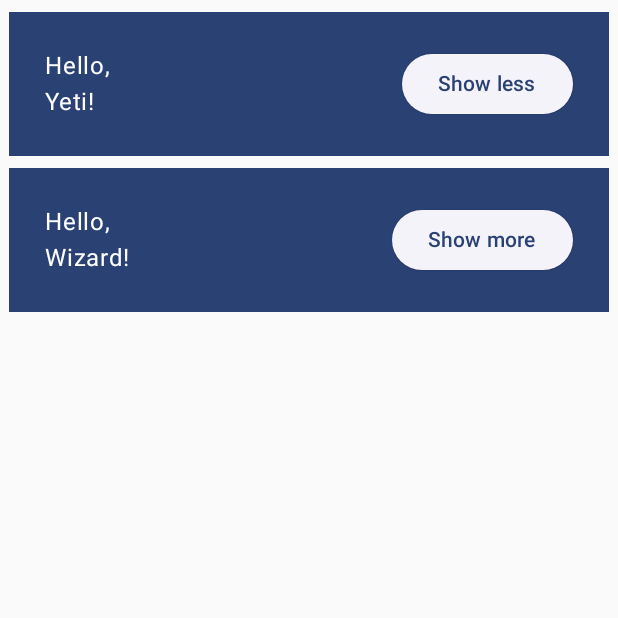
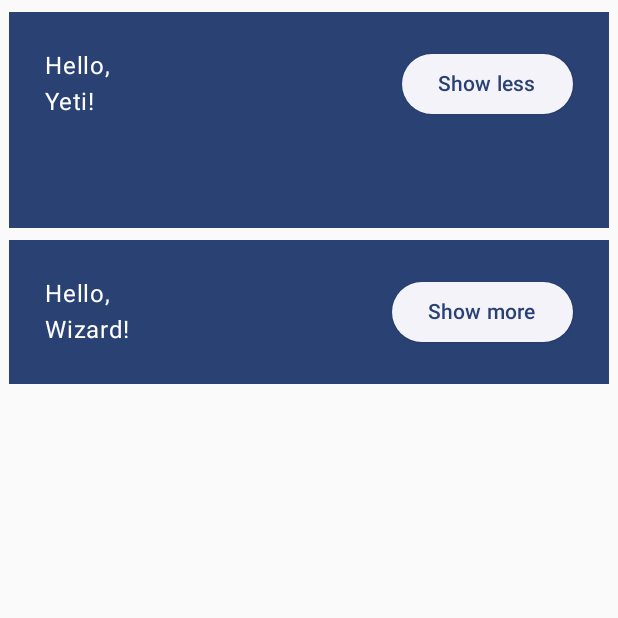
Before and after one commit to Himanshu-kumar-gupta/ComposeBasics, an Android app built with Jetpack Compose: the screen it shows after launch (MainActivity), after a tap on "Show more", on a phone screen of 412 x 824 dp, the top half of it. Run offline under Robolectric (Android 15) with nearby library versions, the phone set to English and light mode, and no system bars.

Commit message:
Added extraPadding

```diff
--- a/app/src/main/java/com/example/composebasics/MainActivity.kt
+++ b/app/src/main/java/com/example/composebasics/MainActivity.kt
@@ -40,11 +40,16 @@ fun Greeting(name: String) {
         mutableStateOf(false)
     }
 
+    val extraPadding = if(expanded.value) 48.dp else 0.dp
+
     Surface(color = MaterialTheme.colorScheme.primary,
         // Padding for each column from outer composable
         modifier = Modifier.padding(horizontal = 2.dp, vertical = 4.dp)) {
+
         // Padding for inside of each Row element(for text and button)
-        Row(modifier = Modifier.padding(24.dp)) {
+        Row(modifier = Modifier
+            .padding(24.dp)
+            .padding(bottom = extraPadding)) {
 
             // Weight modifier makes it flexible and allows to take all available space
             // Hence, fillMaxWidth is not needed
```
